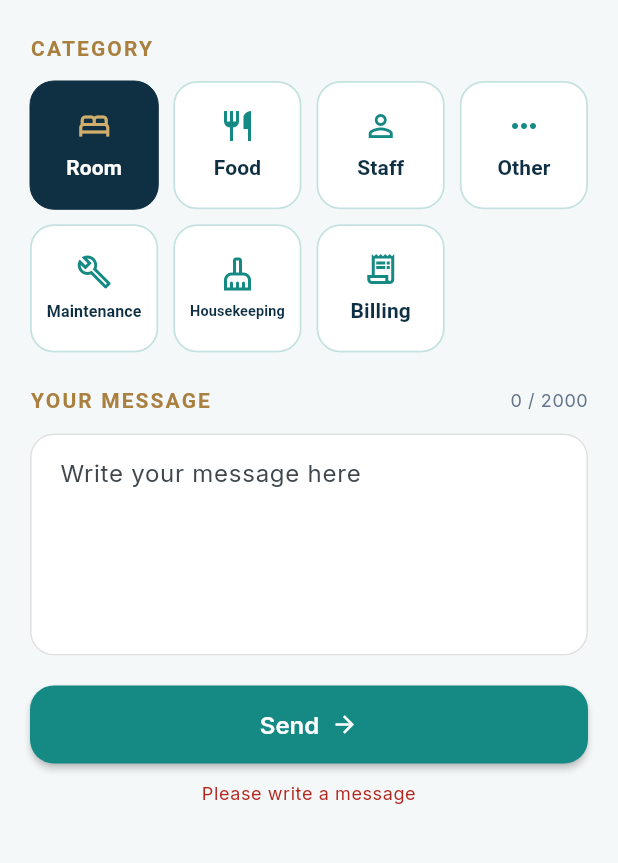
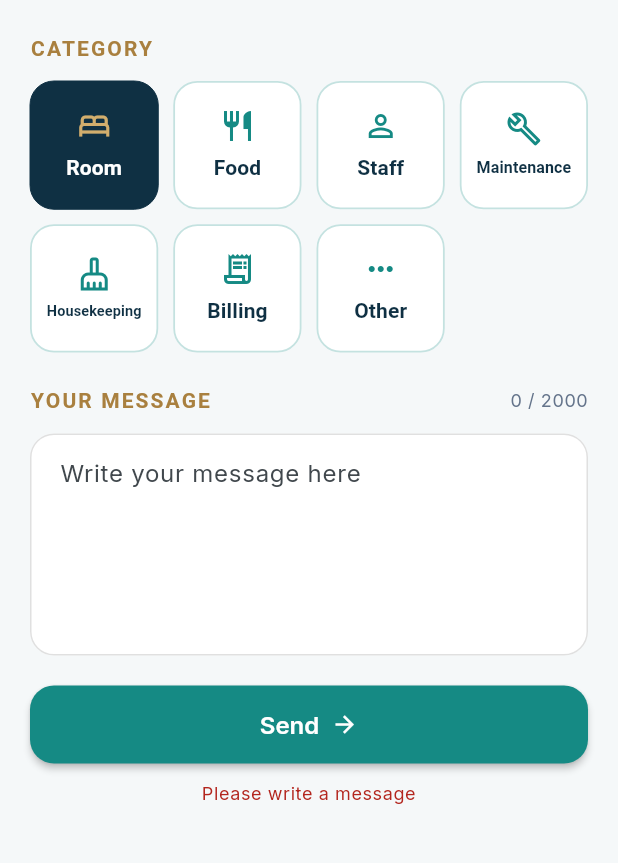
Before and after one commit to HindAlaa26/Gest-Management-App, a Flutter app: the NewFeedbackScreen screen opened directly, after a tap on "Send", on a phone screen of 412 x 824 dp, the part 192-1055 px from its top. Run offline on Flutter 3.47's test engine with Material 3 defaults, Android fonts, the phone set to English and light mode, and no system bars; our stand-ins replace firebase_core, firebase_messaging, flutter_secure_storage, google_fonts, open_filex; missing offline and left inert: mobile_scanner; accounts and stored records are empty; network calls fail.

Commit message:
feedback and offer lookups updated

```diff
--- a/lib/core/models/feedback_item.dart
+++ b/lib/core/models/feedback_item.dart
@@ -1,34 +1,30 @@
-enum FeedbackType { feedback, complaint }
 
-enum FeedbackCategory {
-  room,
-  food,
-  staff,
-  other,
-  maintenance,
-  housekeeping,
-  billing,
+class FeedbackCodes {
+  static const String complaint = 'Complaint';
 }
 
 class FeedbackItem {
   const FeedbackItem({
-    required this.type,
-    required this.category,
+    required this.typeCode,
+    required this.categoryCode,
     required this.message,
   });
 
-  final FeedbackType type;
-  final FeedbackCategory category;
+  /// Backend code of the type (e.g. "Feedback", "Complaint").
+  final String typeCode;
+
+  /// Backend code of the category (e.g. "Room").
+  final String categoryCode;
   final String message;
 
   FeedbackItem copyWith({
-    FeedbackType? type,
-    FeedbackCategory? category,
+    String? typeCode,
+    String? categoryCode,
     String? message,
   }) {
     return FeedbackItem(
-      type: type ?? this.type,
-      category: category ?? this.category,
+      typeCode: typeCode ?? this.typeCode,
+      categoryCode: categoryCode ?? this.categoryCode,
       message: message ?? this.message,
     );
   }
--- a/lib/core/models/feedback_record.dart
+++ b/lib/core/models/feedback_record.dart
@@ -4,8 +4,8 @@ import 'package:gest_managment_app/core/models/feedback_item.dart';
 class FeedbackRecord {
   const FeedbackRecord({
     required this.reference,
-    required this.type,
-    required this.category,
+    required this.typeCode,
+    required this.categoryCode,
     required this.message,
     required this.createdAt,
     required this.status,
@@ -13,12 +13,19 @@ class FeedbackRecord {
   });
 
   final String reference;
-  final FeedbackType type;
-  final FeedbackCategory category;
+
+  /// Backend code of the type (e.g. "Complaint").
+  final String typeCode;
+
+  /// Backend code of the category (e.g. "Housekeeping").
+  final String categoryCode;
   final String message;
   final DateTime createdAt;
   final CaseStatus status;
 
-  /// The status as the backend names it (e.g. "InProgress"). Empty for items made in the app.
+  /// The status name (e.g. "InProgress").
   final String statusName;
+
+  bool get isComplaint =>
+      typeCode.toLowerCase() == FeedbackCodes.complaint.toLowerCase();
 }
--- a/lib/core/utils/feedback_labels.dart
+++ b/lib/core/utils/feedback_labels.dart
@@ -1,58 +1,29 @@
 import 'package:flutter/material.dart';
 
 import 'package:gest_managment_app/core/models/case_status.dart';
-import 'package:gest_managment_app/core/models/feedback_item.dart';
 import 'package:gest_managment_app/core/models/feedback_record.dart';
 import 'package:gest_managment_app/core/utils/case_status_lookups.dart';
+import 'package:gest_managment_app/core/utils/named_lookup.dart';
 
-extension FeedbackCategoryLabels on FeedbackCategory {
-  String get label {
-    switch (this) {
-      case FeedbackCategory.room:
-        return 'Room';
-      case FeedbackCategory.food:
-        return 'Food';
-      case FeedbackCategory.staff:
-        return 'Staff';
-      case FeedbackCategory.other:
-        return 'Other';
-      case FeedbackCategory.maintenance:
-        return 'Maintenance';
-      case FeedbackCategory.housekeeping:
-        return 'Housekeeping';
-      case FeedbackCategory.billing:
-        return 'Billing';
-    }
-  }
 
-  IconData get icon {
-    switch (this) {
-      case FeedbackCategory.room:
+IconData feedbackCategoryIcon(String code) {
+  switch (code.trim().toLowerCase()) {
+    case 'room':
       return Icons.bed_outlined;
-      case FeedbackCategory.food:
+    case 'food':
       return Icons.restaurant_outlined;
-      case FeedbackCategory.staff:
+    case 'staff':
       return Icons.person_outline;
-      case FeedbackCategory.other:
+    case 'other':
       return Icons.more_horiz;
-      case FeedbackCategory.maintenance:
+    case 'maintenance':
       return Icons.build_outlined;
-      case FeedbackCategory.housekeeping:
+    case 'housekeeping':
       return Icons.cleaning_services_outlined;
-      case FeedbackCategory.billing:
+    case 'billing':
       return Icons.receipt_long_outlined;
-    }
-  }
-}
-
-extension FeedbackTypeLabels on FeedbackType {
-  String get label {
-    switch (this) {
-      case FeedbackType.feedback:
-        return 'Feedback';
-      case FeedbackType.complaint:
-        return 'Complaint';
-    }
+    default:
+      return Icons.label_outline;
   }
 }
 
@@ -76,7 +47,12 @@ extension CaseStatusLabels on CaseStatus {
 }
 
 extension FeedbackRecordLabels on FeedbackRecord {
-  /// The status name from the backend list; the built-in label for items made in the app.
   String get statusLabel =>
       statusName.isEmpty ? status.label : CaseStatusLookups.label(statusName);
+
+  String get typeLabel => Lookups.feedbackTypes.label(typeCode);
+
+  String get categoryLabel => Lookups.feedbackCategories.label(categoryCode);
+
+  IconData get categoryIcon => feedbackCategoryIcon(categoryCode);
 }
--- /dev/null
+++ b/lib/core/utils/named_lookup.dart
@@ -0,0 +1,97 @@
+import 'package:flutter/foundation.dart';
+
+import 'package:gest_managment_app/core/network/api_client.dart';
+import 'package:gest_managment_app/core/utils/request_lookups.dart';
+
+class LookupOption {
+  const LookupOption(this.code, this.name);
+
+  final String code;
+  final String name;
+}
+
+class NamedLookup {
+  NamedLookup(this.path, {this.defaults = const []});
+
+  final String path;
+  final List<LookupOption> defaults;
+
+  List<LookupOption> _loaded = const [];
+  Future<void>? _loading;
+
+  List<LookupOption> get options => _loaded.isEmpty ? defaults : _loaded;
+
+  String? nameOf(String code) {
+    final wanted = code.trim().toLowerCase();
+    for (final option in _loaded) {
+      if (option.code.toLowerCase() == wanted) return option.name;
+    }
+    return null;
+  }
+
+  String label(String code) {
+    final wanted = code.trim().toLowerCase();
+    for (final option in options) {
+      if (option.code.toLowerCase() == wanted) return option.name;
+    }
+    return RequestLookups.humanize(code.trim());
+  }
+
+  Future<void> ensureLoaded() async {
+    if (_loaded.isNotEmpty) return;
+    final running = _loading ??= _load();
+    await running;
+    _loading = null;
+  }
+
+  Future<void> _load() async {
+    try {
+      final json = await ApiClient.get(path);
+      final list = (json['data'] as List?) ?? const [];
+      final result = <LookupOption>[];
+      for (final item in list) {
+        if (item is! Map<String, dynamic>) continue;
+        final code = item['code'];
+        if (code is! String || code.isEmpty) continue;
+        final nameEn = item['nameEn'];
+        final name = nameEn is String && nameEn.trim().isNotEmpty
+            ? nameEn.trim()
+            : code;
+        result.add(
+          LookupOption(
+            code,
+            name.contains(' ') ? name : RequestLookups.humanize(name),
+          ),
+        );
+      }
+      _loaded = result;
+    } catch (error) {
+      debugPrint('Could not load $path: $error');
+    }
+  }
+}
+
+class Lookups {
+  static final NamedLookup feedbackTypes = NamedLookup(
+    '/api/lookups/feedback-types',
+    defaults: const [
+      LookupOption('Feedback', 'Feedback'),
+      LookupOption('Complaint', 'Complaint'),
+    ],
+  );
+
+  static final NamedLookup feedbackCategories = NamedLookup(
+    '/api/lookups/feedback-categories',
+    defaults: const [
+      LookupOption('Room', 'Room'),
+      LookupOption('Food', 'Food'),
+      LookupOption('Staff', 'Staff'),
+      LookupOption('Maintenance', 'Maintenance'),
+      LookupOption('Housekeeping', 'Housekeeping'),
+      LookupOption('Billing', 'Billing'),
+      LookupOption('Other', 'Other'),
+    ],
+  );
+
+  static final NamedLookup offerTypes = NamedLookup('/api/lookups/offer-types');
+}
--- a/lib/features/feedback/new_feedback_screen.dart
+++ b/lib/features/feedback/new_feedback_screen.dart
@@ -4,6 +4,7 @@ import 'package:gest_managment_app/core/models/feedback_item.dart';
 import 'package:gest_managment_app/core/network/api_service.dart';
 import 'package:gest_managment_app/core/theme/theme.dart';
 import 'package:gest_managment_app/core/utils/feedback_labels.dart';
+import 'package:gest_managment_app/core/utils/named_lookup.dart';
 import 'package:gest_managment_app/core/widgets/category_option_tile.dart';
 import 'package:gest_managment_app/core/widgets/loading_button.dart';
 import 'package:gest_managment_app/core/widgets/segmented_toggle.dart';
@@ -19,13 +20,28 @@ class NewFeedbackScreen extends StatefulWidget {
 
 class _NewFeedbackScreenState extends State<NewFeedbackScreen> {
   static const int maxMessageLength = 2000;
+  static const int tilesPerRow = 4;
 
   final TextEditingController messageController = TextEditingController();
 
-  int selectedTypeIndex = 0;
-  FeedbackCategory selectedCategory = FeedbackCategory.room;
+  String? selectedTypeCode;
+  String? selectedCategoryCode;
   bool loading = false;
   String? error;
+
+  @override
+  void initState() {
+    super.initState();
+    _loadLookups();
+  }
+
+  Future<void> _loadLookups() async {
+    await Future.wait([
+      Lookups.feedbackTypes.ensureLoaded(),
+      Lookups.feedbackCategories.ensureLoaded(),
+    ]);
+    if (mounted) setState(() {});
+  }
 
   @override
   void dispose() {
@@ -40,6 +56,12 @@ class _NewFeedbackScreenState extends State<NewFeedbackScreen> {
       });
     }
   }
+
+  String get _typeCode =>
+      selectedTypeCode ?? Lookups.feedbackTypes.options.first.code;
+
+  String get _categoryCode =>
+      selectedCategoryCode ?? Lookups.feedbackCategories.options.first.code;
 
   Future<void> sendFeedback() async {
     final message = messageController.text.trim();
@@ -56,8 +78,8 @@ class _NewFeedbackScreenState extends State<NewFeedbackScreen> {
     });
 
     final item = FeedbackItem(
-      type: selectedTypeIndex == 0 ? FeedbackType.feedback : FeedbackType.complaint,
-      category: selectedCategory,
+      typeCode: _typeCode,
+      categoryCode: _categoryCode,
       message: message,
     );
 
@@ -85,9 +107,44 @@ class _NewFeedbackScreenState extends State<NewFeedbackScreen> {
     }
   }
 
+  List<Widget> _categoryRows(List<LookupOption> categories) {
+    final rows = <Widget>[];
+    for (var start = 0; start < categories.length; start += tilesPerRow) {
+      final cells = <Widget>[];
+      for (var i = 0; i < tilesPerRow; i++) {
+        if (i > 0) cells.add(const SizedBox(width: 10));
+        final index = start + i;
+        if (index >= categories.length) {
+          cells.add(const Expanded(child: SizedBox.shrink()));
+          continue;
+        }
+        final option = categories[index];
+        cells.add(
+          CategoryOptionTile(
+            icon: feedbackCategoryIcon(option.code),
+            label: option.name,
+            selected: _categoryCode == option.code,
+            onTap: () {
+              setState(() {
+                selectedCategoryCode = option.code;
+                error = null;
+              });
+            },
+          ),
+        );
+      }
+      if (rows.isNotEmpty) rows.add(const SizedBox(height: 10));
+      rows.add(Row(children: cells));
+    }
+    return rows;
+  }
+
   @override
   Widget build(BuildContext context) {
     final messageLength = messageController.text.length;
+    final types = Lookups.feedbackTypes.options;
+    final categories = Lookups.feedbackCategories.options;
+    final typeIndex = types.indexWhere((t) => t.code == _typeCode);
 
     return Scaffold(
       appBar: AppBar(
@@ -105,11 +162,11 @@ class _NewFeedbackScreenState extends State<NewFeedbackScreen> {
                     crossAxisAlignment: CrossAxisAlignment.stretch,
                     children: [
                       SegmentedToggle(
-                        labels: const ['Feedback', 'Complaint'],
-                        selectedIndex: selectedTypeIndex,
+                        labels: [for (final type in types) type.name],
+                        selectedIndex: typeIndex < 0 ? 0 : typeIndex,
                         onChanged: (index) {
                           setState(() {
-                            selectedTypeIndex = index;
+                            selectedTypeCode = types[index].code;
                             error = null;
                           });
                         },
@@ -117,103 +174,7 @@ class _NewFeedbackScreenState extends State<NewFeedbackScreen> {
                       const SizedBox(height: 22),
                       const SectionLabel('Category'),
                       const SizedBox(height: 12),
-                      Column(
-                        children: [
-                      Row(
-                        children: [
-                          CategoryOptionTile(
-                            icon: FeedbackCategory.room.icon,
-                            label: FeedbackCategory.room.label,
-                            selected: selectedCategory == FeedbackCategory.room,
-                            onTap: () {
-                              setState(() {
-                                selectedCategory = FeedbackCategory.room;
-                                error = null;
-                              });
-                            },
-                          ),
-                          const SizedBox(width: 10),
-                          CategoryOptionTile(
-                            icon: FeedbackCategory.food.icon,
-                            label: FeedbackCategory.food.label,
-                            selected: selectedCategory == FeedbackCategory.food,
-                            onTap: () {
-                              setState(() {
-                                selectedCategory = FeedbackCategory.food;
-                                error = null;
-                              });
-                            },
-                          ),
-                          const SizedBox(width: 10),
-                          CategoryOptionTile(
-                            icon: FeedbackCategory.staff.icon,
-                            label: FeedbackCategory.staff.label,
-                            selected: selectedCategory == FeedbackCategory.staff,
-                            onTap: () {
-                              setState(() {
-                                selectedCategory = FeedbackCategory.staff;
-                                error = null;
-                              });
-                            },
-                          ),
-                          const SizedBox(width: 10),
-                          CategoryOptionTile(
-                            icon: FeedbackCategory.other.icon,
-                            label: FeedbackCategory.other.label,
-                            selected: selectedCategory == FeedbackCategory.other,
-                            onTap: () {
-                              setState(() {
-                                selectedCategory = FeedbackCategory.other;
-                                error = null;
-                              });
-                            },
-                          ),
-                        ],
-                      ),
-                      const SizedBox(height: 10),
-                      Row(
-                        children: [
-                          CategoryOptionTile(
-                            icon: FeedbackCategory.maintenance.icon,
-                            label: FeedbackCategory.maintenance.label,
-                            selected: selectedCategory == FeedbackCategory.maintenance,
-                            onTap: () {
-                              setState(() {
-                                selectedCategory = FeedbackCategory.maintenance;
-                                error = null;
-                              });
-                            },
-                          ),
-                          const SizedBox(width: 10),
-                          CategoryOptionTile(
-                            icon: FeedbackCategory.housekeeping.icon,
-                            label: FeedbackCategory.housekeeping.label,
-                            selected: selectedCategory == FeedbackCategory.housekeeping,
-                            onTap: () {
-                              setState(() {
-                                selectedCategory = FeedbackCategory.housekeeping;
-                                error = null;
-                              });
-                            },
-                          ),
-                          const SizedBox(width: 10),
-                          CategoryOptionTile(
-                            icon: FeedbackCategory.billing.icon,
-                            label: FeedbackCategory.billing.label,
-                            selected: selectedCategory == FeedbackCategory.billing,
-                            onTap: () {
-                              setState(() {
-                                selectedCategory = FeedbackCategory.billing;
-                                error = null;
-                              });
-                            },
-                          ),
-                          const SizedBox(width: 10),
-                          const Expanded(child: SizedBox.shrink()),
-                        ],
-                      ),
-                        ],
-                      ),
+                      Column(children: _categoryRows(categories)),
                       const SizedBox(height: 22),
                       Row(
                         mainAxisAlignment: MainAxisAlignment.spaceBetween,
--- a/lib/features/feedback/widgets/feedback_summary_strip.dart
+++ b/lib/features/feedback/widgets/feedback_summary_strip.dart
@@ -1,7 +1,6 @@
 import 'package:flutter/material.dart';
 
 import 'package:gest_managment_app/core/models/case_status.dart';
-import 'package:gest_managment_app/core/models/feedback_item.dart';
 import 'package:gest_managment_app/core/models/feedback_record.dart';
 import 'package:gest_managment_app/core/theme/theme.dart';
 
@@ -14,13 +13,13 @@ class FeedbackSummaryStrip extends StatelessWidget {
   Widget build(BuildContext context) {
     final total = records.length;
     final inProgress = records.where((record) {
-      return record.type == FeedbackType.complaint &&
+      return record.isComplaint &&
           (record.status == CaseStatus.open ||
               record.status == CaseStatus.inProgress ||
               record.status == CaseStatus.waitingOnGuest);
     }).length;
     final done = records.where((record) {
-      return record.type == FeedbackType.complaint &&
+      return record.isComplaint &&
           (record.status == CaseStatus.resolved ||
               record.status == CaseStatus.closed);
     }).length;
```
Also changed, not shown: lib/core/network/api_service.dart (+18 -23 lines), lib/core/utils/offer_labels.dart (+10 -2 lines), lib/features/feedback/feedback_detail_screen.dart (+5 -6 lines), lib/features/feedback/feedback_screen.dart (+6 -1 lines), lib/features/feedback/widgets/feedback_record_card.dart (+3 -4 lines), 1 other file. Lines whose indentation alone changed are shown as unchanged.
